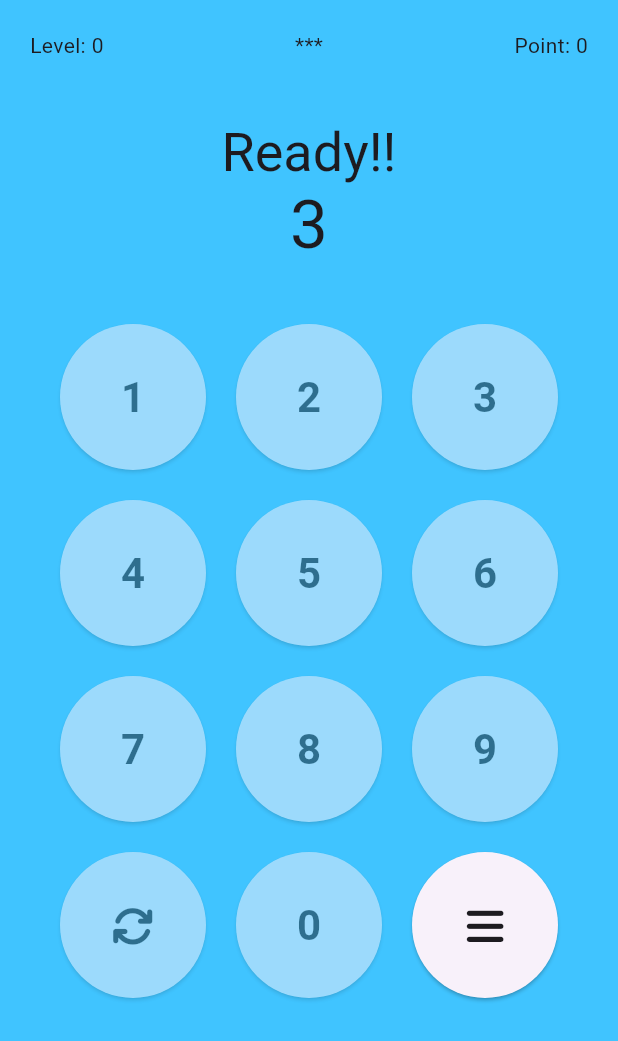
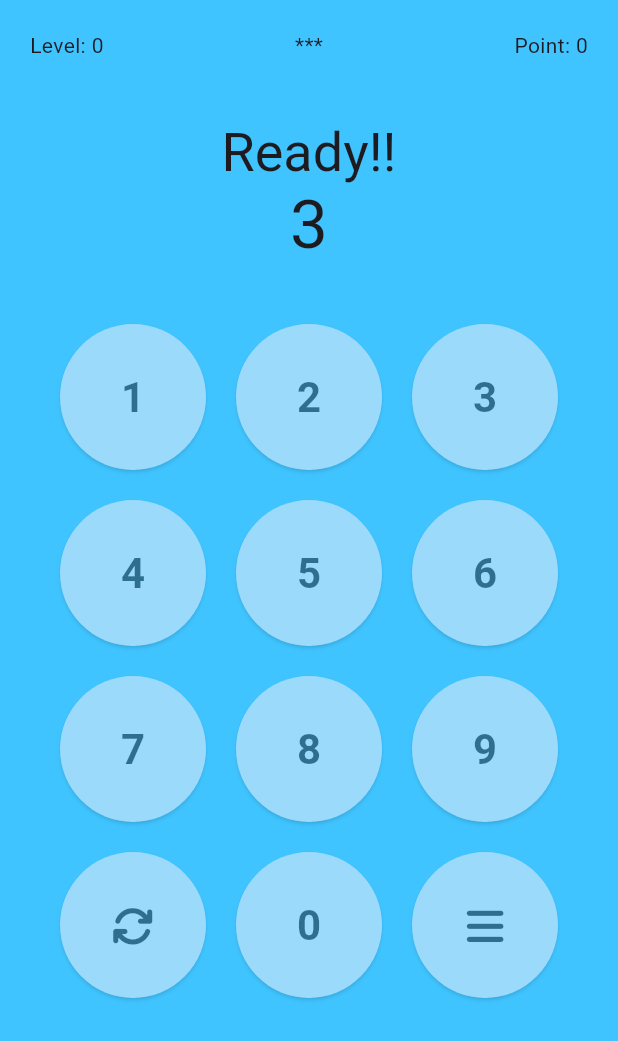
Before and after one commit to mtuan0111/nucatch, a Flutter app: the HomeScreen screen opened directly, on a phone screen of 412 x 824 dp. Shown: the top 1041 px of the screen. Run offline on Flutter 3.47's test engine with Material 3 defaults, Android fonts, the phone set to English and light mode, and no system bars; drawn by our look-alikes of timer_count_down; our stand-ins replace flutter_bloc, font_awesome_flutter.

Commit message:
[Update]

```diff
--- a/lib/screens/menu_screens/player/home_screen.dart
+++ b/lib/screens/menu_screens/player/home_screen.dart
@@ -223,7 +223,10 @@ class _HomeScreenState extends State<HomeScreen> {
                               }
 
                               if (e.key == KeyboardOption.mainMenu) {
-                                return ElevatedButton(
+                                return AnimatedOpacity(
+                                  opacity: (turnState.isAbleToTap) ? 1 : 0.5,
+                                  duration: const Duration(milliseconds: 200),
+                                  child: ElevatedButton(
                                     onPressed: () async {
                                       await pressMainMenu(context);
                                     },
@@ -231,6 +234,7 @@ class _HomeScreenState extends State<HomeScreen> {
                                       FontAwesomeIcons.bars,
                                       size: buttonStyle.fontSize,
                                       color: buttonStyle.color,
+                                    ),
                                   ),
                                 );
                               }
```
Lines whose indentation alone changed are shown as unchanged.
